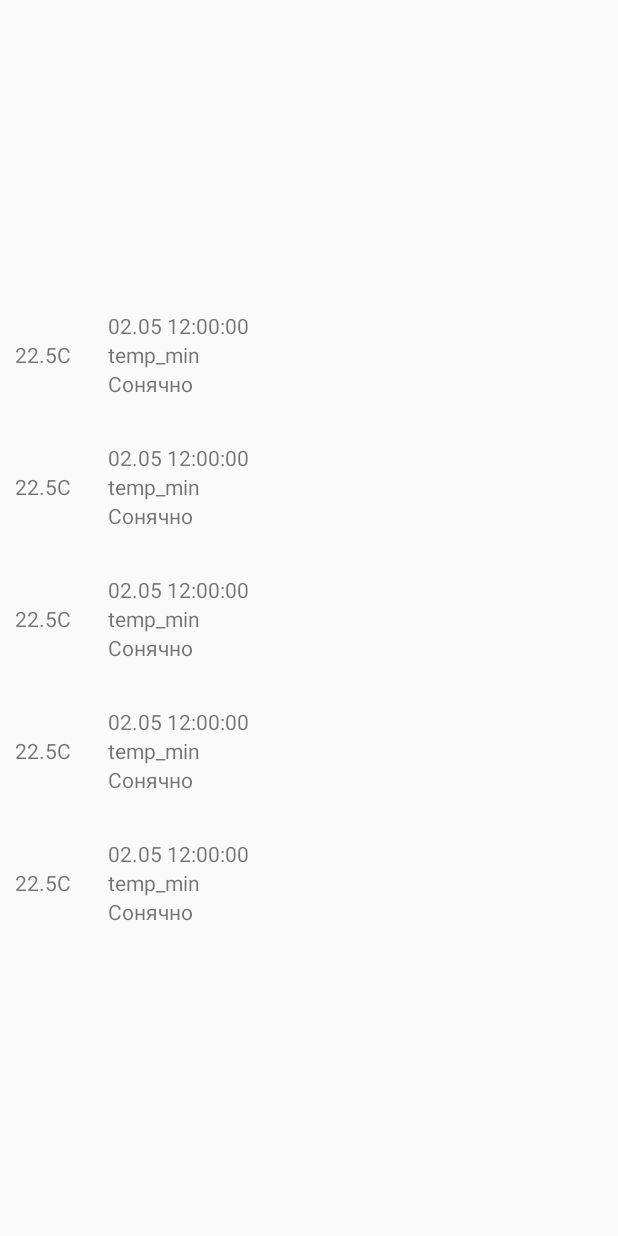
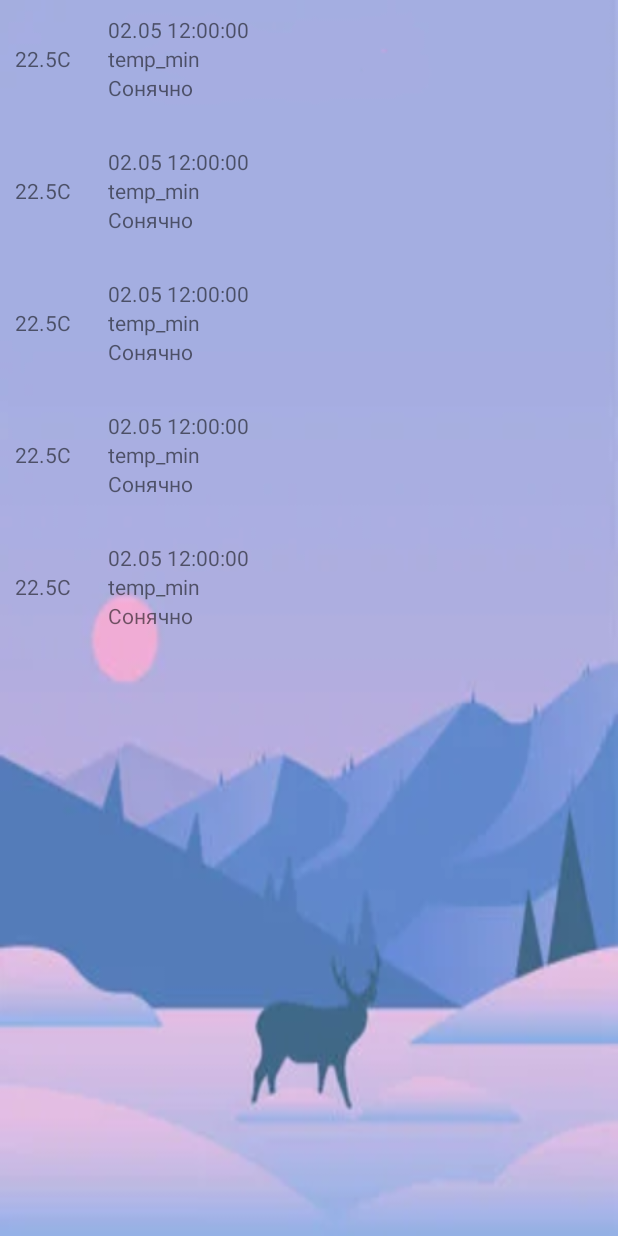
Before and after one commit to Tanshy48/RainGuard, an Android app: the layout activity_four_days.xml on its own in the app's theme, with its tools: preview values and no code run, on a phone screen of 412 x 824 dp. Run offline under Robolectric (Android 15) with nearby library versions, the phone set to English and light mode, and no system bars.

Commit message:
backgroundImages

```diff
--- a/app/src/main/res/layout/activity_four_days.xml
+++ b/app/src/main/res/layout/activity_four_days.xml
@@ -2,21 +2,21 @@
 <androidx.constraintlayout.widget.ConstraintLayout xmlns:android="http://schemas.android.com/apk/res/android"
     xmlns:app="http://schemas.android.com/apk/res-auto"
     xmlns:tools="http://schemas.android.com/tools"
-    android:layout_width="match_parent"
     android:layout_height="match_parent"
-    android:padding="10dp">
+    android:background="@drawable/bgim2"
+    android:padding="10dp"
+    android:layout_width="match_parent">
 
 
     <LinearLayout
         android:id="@+id/mainContainer"
-            app:layout_constraintBottom_toBottomOf="parent"
-            app:layout_constraintEnd_toEndOf="parent"
-            app:layout_constraintStart_toStartOf="parent"
-            app:layout_constraintTop_toTopOf="parent"
         android:layout_width="match_parent"
         android:layout_height="wrap_content"
         android:gravity="start"
-            android:orientation="vertical" >
+        android:orientation="vertical"
+        app:layout_constraintEnd_toEndOf="parent"
+        app:layout_constraintStart_toStartOf="parent"
+        app:layout_constraintTop_toTopOf="parent">
 
         <LinearLayout
             android:layout_width="match_parent"
@@ -28,8 +28,8 @@
                 android:id="@+id/avgTemp1"
                 android:layout_width="124dp"
                 android:layout_height="wrap_content"
+                android:layout_gravity="center"
                 android:layout_weight="1"
-                    android:layout_gravity="center"
                 android:text="22.5C" />
 
             <LinearLayout
@@ -53,8 +53,7 @@
                         android:id="@+id/temp_min_max1"
                         android:layout_width="match_parent"
                         android:layout_height="wrap_content"
-                            android:text="temp_min"
-                            />
+                        android:text="temp_min" />
 
                 </LinearLayout>
 
@@ -65,6 +64,7 @@
                     android:text="Сонячно" />
             </LinearLayout>
         </LinearLayout>
+
         <LinearLayout
             android:layout_width="match_parent"
             android:layout_height="match_parent"
@@ -86,7 +86,6 @@
                 android:orientation="vertical">
 
 
-
                 <TextView
                     android:id="@+id/date2"
                     android:layout_width="match_parent"
@@ -102,8 +101,7 @@
                         android:id="@+id/temp_min_max2"
                         android:layout_width="match_parent"
                         android:layout_height="wrap_content"
-                            android:text="temp_min"
-                            />
+                        android:text="temp_min" />
 
                 </LinearLayout>
 
@@ -114,6 +112,7 @@
                     android:text="Сонячно" />
             </LinearLayout>
         </LinearLayout>
+
         <LinearLayout
             android:layout_width="match_parent"
             android:layout_height="match_parent"
@@ -135,7 +134,6 @@
                 android:orientation="vertical">
 
 
-
                 <TextView
                     android:id="@+id/date3"
                     android:layout_width="match_parent"
@@ -151,8 +149,7 @@
                         android:id="@+id/temp_min_max3"
                         android:layout_width="match_parent"
                         android:layout_height="wrap_content"
-                            android:text="temp_min"
-                            />
+                        android:text="temp_min" />
 
                 </LinearLayout>
 
@@ -163,6 +160,7 @@
                     android:text="Сонячно" />
             </LinearLayout>
         </LinearLayout>
+
         <LinearLayout
             android:layout_width="match_parent"
             android:layout_height="match_parent"
@@ -199,8 +197,7 @@
                         android:id="@+id/temp_min_max4"
                         android:layout_width="match_parent"
                         android:layout_height="wrap_content"
-                            android:text="temp_min"
-                            />
+                        android:text="temp_min" />
 
                 </LinearLayout>
 
@@ -211,6 +208,7 @@
                     android:text="Сонячно" />
             </LinearLayout>
         </LinearLayout>
+
         <LinearLayout
             android:layout_width="match_parent"
             android:layout_height="match_parent"
@@ -246,8 +244,7 @@
                         android:id="@+id/temp_min_max5"
                         android:layout_width="match_parent"
                         android:layout_height="wrap_content"
-                            android:text="temp_min"
-                            />
+                        android:text="temp_min" />
 
                 </LinearLayout>
 
@@ -258,20 +255,21 @@
                     android:text="Сонячно" />
             </LinearLayout>
         </LinearLayout>
+
         <ProgressBar
             android:id="@+id/loader"
             android:layout_width="wrap_content"
             android:layout_height="wrap_content"
             android:layout_centerInParent="true"
-                android:visibility="gone"/>
+            android:visibility="gone" />
 
         <TextView
             android:id="@+id/errorText"
             android:layout_width="wrap_content"
             android:layout_height="wrap_content"
             android:layout_centerInParent="true"
-                android:visibility="gone"
-                android:text="Something went wrong"/>
+            android:text="Something went wrong"
+            android:visibility="gone" />
     </LinearLayout>
 
 </androidx.constraintlayout.widget.ConstraintLayout>
--- a/app/src/main/res/layout/activity_main.xml
+++ b/app/src/main/res/layout/activity_main.xml
@@ -4,7 +4,7 @@
     android:orientation="vertical"
     android:layout_width="match_parent"
     android:layout_height="match_parent"
-    android:background="@color/quantum_bluegrey50">
+    android:background="@drawable/bgim3">
 
     <RelativeLayout
         android:id="@+id/mainContainer"
@@ -345,14 +345,14 @@
                     <TextView
                         android:layout_width="wrap_content"
                         android:layout_height="wrap_content"
-                        android:text="Created By"
+                        android:text="Thanks for"
                         android:textSize="12dp" />
 
                     <TextView
                         android:id="@+id/about"
                         android:layout_width="wrap_content"
                         android:layout_height="wrap_content"
-                        android:text="AndroDocs"
+                        android:text="choosing this app"
                         android:textSize="14dp" />
 
 
```
Also changed, not shown: app/src/main/java/com/example/rainguardapp/FourDaysWeatherCast.kt (+0 -112 lines), app/src/main/res/drawable/backimage1.png (added), app/src/main/res/drawable/bgim2.png (added), app/src/main/res/drawable/bgim3.png (added). Lines whose indentation alone changed are shown as unchanged.
